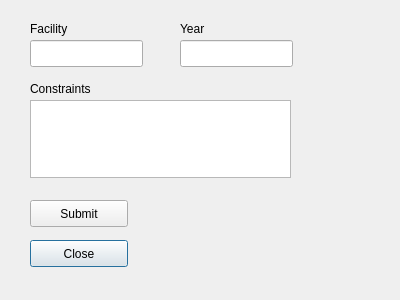
Above: prototype/generatereport.ui from repwolfe/eastern-ontario-bed-chaser before the change. Below: the same form after it.
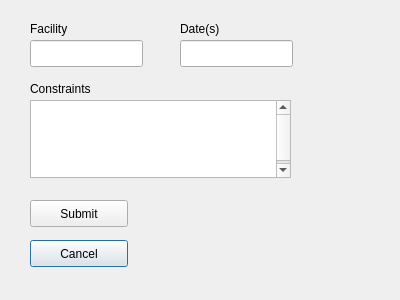
That is the form after the change.

The edit to the form file:
```diff
--- a/prototype/generatereport.ui
+++ b/prototype/generatereport.ui
@@ -23,7 +23,7 @@
     </rect>
    </property>
    <property name="text">
-    <string>Close</string>
+    <string>Cancel</string>
    </property>
   </widget>
   <widget class="QLabel" name="label">
@@ -72,7 +72,7 @@
     </rect>
    </property>
    <property name="text">
-    <string>Year</string>
+    <string>Date(s)</string>
    </property>
   </widget>
   <widget class="QPushButton" name="pushButton_2">
@@ -97,6 +97,18 @@
      <height>78</height>
     </rect>
    </property>
+   <property name="html">
+    <string>&lt;!DOCTYPE HTML PUBLIC &quot;-//W3C//DTD HTML 4.0//EN&quot; &quot;http://www.w3.org/TR/REC-html40/strict.dtd&quot;&gt;
+&lt;html&gt;&lt;head&gt;&lt;meta name=&quot;qrichtext&quot; content=&quot;1&quot; /&gt;&lt;style type=&quot;text/css&quot;&gt;
+p, li { white-space: pre-wrap; }
+&lt;/style&gt;&lt;/head&gt;&lt;body style=&quot; font-family:'Ubuntu'; font-size:11pt; font-weight:400; font-style:normal;&quot;&gt;
+&lt;table border=&quot;0&quot; style=&quot;-qt-table-type: root; margin-top:4px; margin-bottom:4px; margin-left:4px; margin-right:4px;&quot;&gt;
+&lt;tr&gt;
+&lt;td style=&quot;border: none;&quot;&gt;
+&lt;p style=&quot;-qt-paragraph-type:empty; margin-top:0px; margin-bottom:0px; margin-left:0px; margin-right:0px; -qt-block-indent:0; text-indent:0px;&quot;&gt;&lt;/p&gt;
+&lt;p style=&quot;-qt-paragraph-type:empty; margin-top:0px; margin-bottom:0px; margin-left:0px; margin-right:0px; -qt-block-indent:0; text-indent:0px;&quot;&gt;&lt;/p&gt;
+&lt;p style=&quot;-qt-paragraph-type:empty; margin-top:0px; margin-bottom:0px; margin-left:0px; margin-right:0px; -qt-block-indent:0; text-indent:0px;&quot;&gt;&lt;/p&gt;&lt;/td&gt;&lt;/tr&gt;&lt;/table&gt;&lt;/body&gt;&lt;/html&gt;</string>
+   </property>
   </widget>
   <widget class="QLabel" name="label_3">
    <property name="geometry">
```
